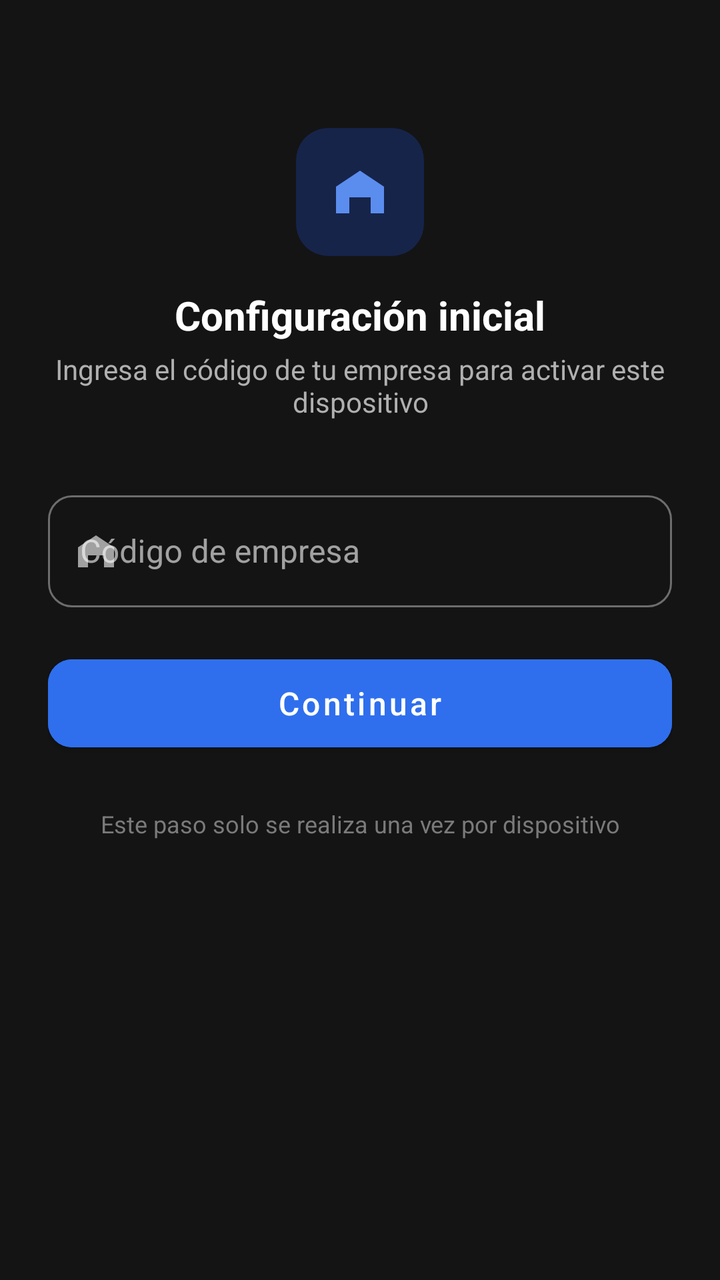
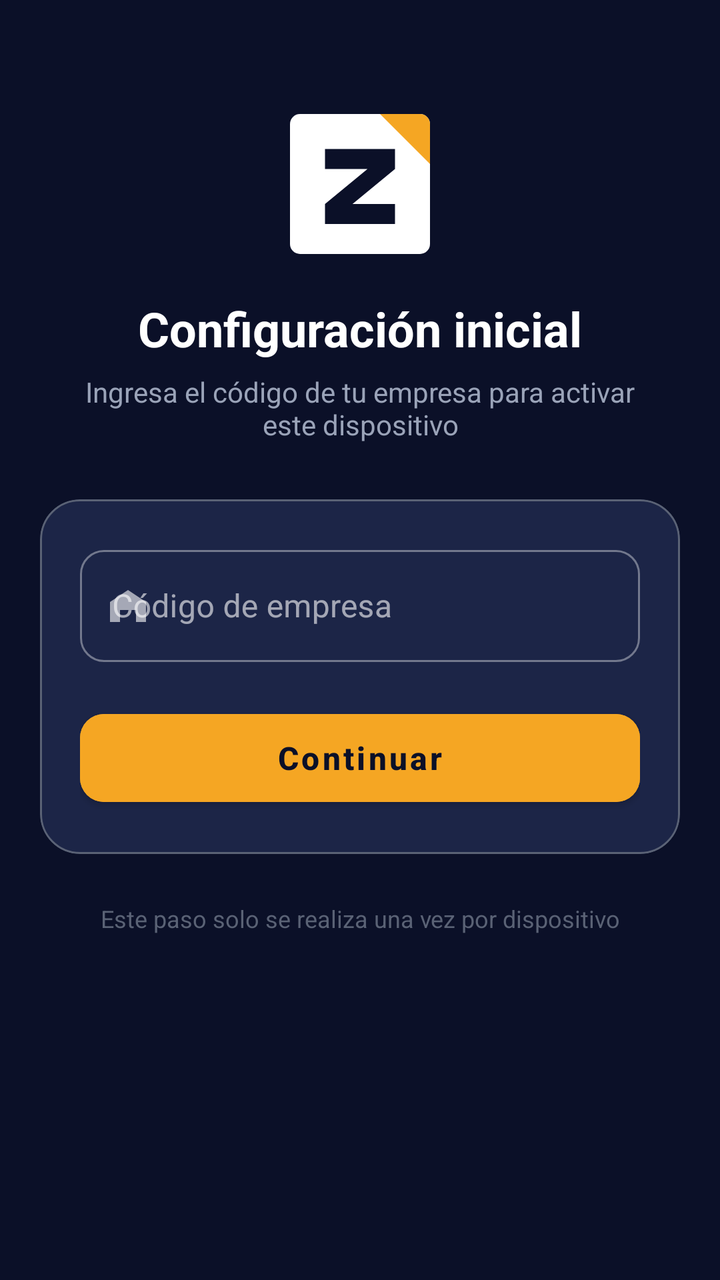

Before-and-after screenshots of an Android layout around one commit, followed by the original layout XML and the change that was made.
<!-- AndroidManifest.xml: application theme Theme.ERPBodega -->
<!-- res/layout/activity_setup.xml -->
<?xml version="1.0" encoding="utf-8"?>
<ScrollView xmlns:android="http://schemas.android.com/apk/res/android"
    xmlns:app="http://schemas.android.com/apk/res-auto"
    android:layout_width="match_parent"
    android:layout_height="match_parent"
    android:fillViewport="true"
    android:background="@color/surface_background">

    <androidx.constraintlayout.widget.ConstraintLayout
        android:layout_width="match_parent"
        android:layout_height="wrap_content"
        android:paddingHorizontal="24dp"
        android:paddingTop="64dp"
        android:paddingBottom="24dp">

        <com.google.android.material.card.MaterialCardView
            android:id="@+id/cardLogo"
            android:layout_width="64dp"
            android:layout_height="64dp"
            app:cardCornerRadius="16dp"
            app:cardBackgroundColor="@color/accent_container"
            app:cardElevation="0dp"
            app:layout_constraintTop_toTopOf="parent"
            app:layout_constraintStart_toStartOf="parent"
            app:layout_constraintEnd_toEndOf="parent">

            <ImageView
                android:layout_width="32dp"
                android:layout_height="32dp"
                android:layout_gravity="center"
                android:src="@drawable/ic_warehouse_24"
                app:tint="@color/accent_on_container"
                android:contentDescription="@string/app_logo_content_description" />
        </com.google.android.material.card.MaterialCardView>

        <TextView
            android:id="@+id/tvSetupTitle"
            android:layout_width="wrap_content"
            android:layout_height="wrap_content"
            android:layout_marginTop="16dp"
            android:text="@string/setup_title"
            android:textSize="20sp"
            android:textStyle="bold"
            android:textColor="@color/text_primary"
            app:layout_constraintTop_toBottomOf="@id/cardLogo"
            app:layout_constraintStart_toStartOf="parent"
            app:layout_constraintEnd_toEndOf="parent" />

        <TextView
            android:id="@+id/tvSetupSubtitle"
            android:layout_width="0dp"
            android:layout_height="wrap_content"
            android:layout_marginTop="4dp"
            android:gravity="center"
            android:text="@string/setup_subtitle"
            android:textSize="14sp"
            android:textColor="@color/text_secondary"
            app:layout_constraintTop_toBottomOf="@id/tvSetupTitle"
            app:layout_constraintStart_toStartOf="parent"
            app:layout_constraintEnd_toEndOf="parent" />

        <com.google.android.material.textfield.TextInputLayout
            android:id="@+id/tilCompanyCode"
            style="@style/Widget.MaterialComponents.TextInputLayout.OutlinedBox"
            android:layout_width="0dp"
            android:layout_height="wrap_content"
            android:layout_marginTop="32dp"
            android:hint="@string/setup_hint_company_code"
            app:boxCornerRadiusTopStart="12dp"
            app:boxCornerRadiusTopEnd="12dp"
            app:boxCornerRadiusBottomStart="12dp"
            app:boxCornerRadiusBottomEnd="12dp"
            app:startIconDrawable="@drawable/ic_warehouse_24"
            app:layout_constraintTop_toBottomOf="@id/tvSetupSubtitle"
            app:layout_constraintStart_toStartOf="parent"
            app:layout_constraintEnd_toEndOf="parent">

            <com.google.android.material.textfield.TextInputEditText
                android:id="@+id/etCompanyCode"
                android:layout_width="match_parent"
                android:layout_height="56dp"
                android:textSize="16sp"
                android:inputType="textCapCharacters"
                android:imeOptions="actionDone" />
        </com.google.android.material.textfield.TextInputLayout>

        <com.google.android.material.button.MaterialButton
            android:id="@+id/btnConfirmSetup"
            android:layout_width="0dp"
            android:layout_height="56dp"
            android:layout_marginTop="20dp"
            android:text="@string/setup_button_confirm"
            android:textSize="16sp"
            android:textAllCaps="false"
            android:textColor="@color/on_accent"
            android:backgroundTint="@color/accent_fill"
            app:cornerRadius="12dp"
            app:layout_constraintTop_toBottomOf="@id/tilCompanyCode"
            app:layout_constraintStart_toStartOf="parent"
            app:layout_constraintEnd_toEndOf="parent" />

        <ProgressBar
            android:id="@+id/progressSetup"
            android:layout_width="24dp"
            android:layout_height="24dp"
            android:layout_marginTop="16dp"
            android:visibility="gone"
            app:layout_constraintTop_toBottomOf="@id/btnConfirmSetup"
            app:layout_constraintStart_toStartOf="parent"
            app:layout_constraintEnd_toEndOf="parent" />

        <TextView
            android:id="@+id/tvSetupError"
            android:layout_width="0dp"
            android:layout_height="wrap_content"
            android:layout_marginTop="12dp"
            android:textSize="13sp"
            android:textColor="@color/text_danger"
            android:gravity="center"
            android:visibility="gone"
            app:layout_constraintTop_toBottomOf="@id/progressSetup"
            app:layout_constraintStart_toStartOf="parent"
            app:layout_constraintEnd_toEndOf="parent" />

        <TextView
            android:id="@+id/tvSetupNote"
            android:layout_width="0dp"
            android:layout_height="wrap_content"
            android:layout_marginTop="24dp"
            android:gravity="center"
            android:text="@string/setup_note"
            android:textSize="12sp"
            android:textColor="@color/text_muted"
            app:layout_constraintTop_toBottomOf="@id/tvSetupError"
            app:layout_constraintStart_toStartOf="parent"
            app:layout_constraintEnd_toEndOf="parent" />

    </androidx.constraintlayout.widget.ConstraintLayout>
</ScrollView>
<!-- resources referenced by this layout -->
<resources>
  <color name="accent_container">#16244A</color>
  <color name="accent_fill">#2F6FED</color>
  <color name="accent_on_container">#5B8DEF</color>
  <color name="on_accent">#FFFFFF</color>
  <color name="surface_background">#141414</color>
  <color name="text_danger">#FF6B6B</color>
  <color name="text_muted">#7A7A7A</color>
  <color name="text_primary">#FFFFFF</color>
  <color name="text_secondary">#B0B0B0</color>
  <!-- drawable ic_warehouse_24 (drawable) -->
  <?xml version="1.0" encoding="utf-8"?>
  <vector xmlns:android="http://schemas.android.com/apk/res/android"
      android:width="24dp"
      android:height="24dp"
      android:viewportWidth="24"
      android:viewportHeight="24"
      android:tint="?attr/colorControlNormal">
      <path
          android:fillColor="#FF000000"
          android:pathData="M3,10L12,4L21,10V20H16V14H8V20H3V10Z" />
  </vector>
  <string name="app_logo_content_description">Logo de ERP Bodega</string>
  <string name="setup_button_confirm">Continuar</string>
  <string name="setup_hint_company_code">Código de empresa</string>
  <string name="setup_note">Este paso solo se realiza una vez por dispositivo</string>
  <string name="setup_subtitle">Ingresa el código de tu empresa para activar este dispositivo</string>
  <string name="setup_title">Configuración inicial</string>
  <style name="Theme.ERPBodega" parent="Theme.MaterialComponents.NoActionBar">
          <item name="colorPrimary">@color/accent_fill</item>
          <item name="colorPrimaryVariant">@color/accent_fill</item>
          <item name="colorOnPrimary">@color/on_accent</item>
  
          <item name="colorSecondary">@color/accent_fill</item>
          <item name="colorSecondaryVariant">@color/accent_fill</item>
          <item name="colorOnSecondary">@color/on_accent</item>
  
          
          <item name="colorSurface">@color/surface_input</item>
          <item name="colorOnSurface">@color/text_primary</item>
          <item name="colorOnBackground">@color/text_primary</item>
          <item name="android:textColorHint">@color/text_secondary</item>
  
          <item name="android:windowBackground">@color/surface_background</item>
          <item name="android:statusBarColor">@color/surface_background</item>
          <item name="android:windowLightStatusBar" tools:targetApi="m">false</item>
      </style>
  <color name="surface_input">#1A1A1A</color>
</resources>

<!-- the commit's change to res/layout/activity_setup.xml (unified diff, before → after) -->
@@ -1,6 +1,7 @@
 <?xml version="1.0" encoding="utf-8"?>
 <ScrollView xmlns:android="http://schemas.android.com/apk/res/android"
     xmlns:app="http://schemas.android.com/apk/res-auto"
+    xmlns:tools="http://schemas.android.com/tools"
     android:layout_width="match_parent"
     android:layout_height="match_parent"
     android:fillViewport="true"
@@ -9,29 +10,19 @@
     <androidx.constraintlayout.widget.ConstraintLayout
         android:layout_width="match_parent"
         android:layout_height="wrap_content"
-        android:paddingHorizontal="24dp"
-        android:paddingTop="64dp"
-        android:paddingBottom="24dp">
+        android:padding="20dp">
 
-        <com.google.android.material.card.MaterialCardView
-            android:id="@+id/cardLogo"
-            android:layout_width="64dp"
-            android:layout_height="64dp"
-            app:cardCornerRadius="16dp"
-            app:cardBackgroundColor="@color/accent_container"
-            app:cardElevation="0dp"
+        
+        <ImageView
+            android:id="@+id/imgZenithLogo"
+            android:layout_width="80dp"
+            android:layout_height="80dp"
+            android:layout_marginTop="32dp"
+            android:src="@drawable/ic_zenith_logo"
+            android:contentDescription="@string/app_logo_content_description"
             app:layout_constraintTop_toTopOf="parent"
             app:layout_constraintStart_toStartOf="parent"
-            app:layout_constraintEnd_toEndOf="parent">
-
-            <ImageView
-                android:layout_width="32dp"
-                android:layout_height="32dp"
-                android:layout_gravity="center"
-                android:src="@drawable/ic_warehouse_24"
-                app:tint="@color/accent_on_container"
-                android:contentDescription="@string/app_logo_content_description" />
-        </com.google.android.material.card.MaterialCardView>
+            app:layout_constraintEnd_toEndOf="parent" />
 
         <TextView
             android:id="@+id/tvSetupTitle"
@@ -39,10 +30,10 @@
             android:layout_height="wrap_content"
             android:layout_marginTop="16dp"
             android:text="@string/setup_title"
-            android:textSize="20sp"
+            android:textSize="24sp"
             android:textStyle="bold"
             android:textColor="@color/text_primary"
-            app:layout_constraintTop_toBottomOf="@id/cardLogo"
+            app:layout_constraintTop_toBottomOf="@id/imgZenithLogo"
             app:layout_constraintStart_toStartOf="parent"
             app:layout_constraintEnd_toEndOf="parent" />
 
@@ -50,7 +41,8 @@
             android:id="@+id/tvSetupSubtitle"
             android:layout_width="0dp"
             android:layout_height="wrap_content"
-            android:layout_marginTop="4dp"
+            android:layout_marginTop="6dp"
+            android:layout_marginHorizontal="20dp"
             android:gravity="center"
             android:text="@string/setup_subtitle"
             android:textSize="14sp"
@@ -59,68 +51,82 @@
             app:layout_constraintStart_toStartOf="parent"
             app:layout_constraintEnd_toEndOf="parent" />
 
-        <com.google.android.material.textfield.TextInputLayout
-            android:id="@+id/tilCompanyCode"
-            style="@style/Widget.MaterialComponents.TextInputLayout.OutlinedBox"
+        
+        <com.google.android.material.card.MaterialCardView
+            android:id="@+id/cardSetupForm"
             android:layout_width="0dp"
             android:layout_height="wrap_content"
-            android:layout_marginTop="32dp"
-            android:hint="@string/setup_hint_company_code"
-            app:boxCornerRadiusTopStart="12dp"
-            app:boxCornerRadiusTopEnd="12dp"
-            app:boxCornerRadiusBottomStart="12dp"
-            app:boxCornerRadiusBottomEnd="12dp"
-            app:startIconDrawable="@drawable/ic_warehouse_24"
+            android:layout_marginTop="28dp"
+            app:cardCornerRadius="20dp"
+            app:cardElevation="0dp"
+            app:cardBackgroundColor="@color/surface_input"
+            app:strokeWidth="1dp"
+            app:strokeColor="@color/input_border"
             app:layout_constraintTop_toBottomOf="@id/tvSetupSubtitle"
             app:layout_constraintStart_toStartOf="parent"
             app:layout_constraintEnd_toEndOf="parent">
 
-            <com.google.android.material.textfield.TextInputEditText
-                android:id="@+id/etCompanyCode"
+            <LinearLayout
                 android:layout_width="match_parent"
-                android:layout_height="56dp"
-                android:textSize="16sp"
-                android:inputType="textCapCharacters"
-                android:imeOptions="actionDone" />
-        </com.google.android.material.textfield.TextInputLayout>
+                android:layout_height="wrap_content"
+                android:orientation="vertical"
+                android:padding="20dp">
 
-        <com.google.android.material.button.MaterialButton
-            android:id="@+id/btnConfirmSetup"
-            android:layout_width="0dp"
-            android:layout_height="56dp"
-            android:layout_marginTop="20dp"
-            android:text="@string/setup_button_confirm"
-            android:textSize="16sp"
-            android:textAllCaps="false"
-            android:textColor="@color/on_accent"
-            android:backgroundTint="@color/accent_fill"
-            app:cornerRadius="12dp"
-            app:layout_constraintTop_toBottomOf="@id/tilCompanyCode"
-            app:layout_constraintStart_toStartOf="parent"
-            app:layout_constraintEnd_toEndOf="parent" />
+                <com.google.android.material.textfield.TextInputLayout
+                    android:id="@+id/tilCompanyCode"
+                    style="@style/Widget.MaterialComponents.TextInputLayout.OutlinedBox"
+                    android:layout_width="match_parent"
+                    android:layout_height="wrap_content"
+                    android:hint="@string/setup_hint_company_code"
+                    app:boxCornerRadiusTopStart="12dp"
+                    app:boxCornerRadiusTopEnd="12dp"
+                    app:boxCornerRadiusBottomStart="12dp"
+                    app:boxCornerRadiusBottomEnd="12dp"
+                    app:startIconDrawable="@drawable/ic_warehouse_24">
 
-        <ProgressBar
-            android:id="@+id/progressSetup"
-            android:layout_width="24dp"
-            android:layout_height="24dp"
-            android:layout_marginTop="16dp"
-            android:visibility="gone"
-            app:layout_constraintTop_toBottomOf="@id/btnConfirmSetup"
-            app:layout_constraintStart_toStartOf="parent"
-            app:layout_constraintEnd_toEndOf="parent" />
+                    <com.google.android.material.textfield.TextInputEditText
+                        android:id="@+id/etCompanyCode"
+                        android:layout_width="match_parent"
+                        android:layout_height="56dp"
+                        android:textSize="16sp"
+                        android:inputType="textCapCharacters"
+                        android:imeOptions="actionDone" />
+                </com.google.android.material.textfield.TextInputLayout>
 
-        <TextView
-            android:id="@+id/tvSetupError"
-            android:layout_width="0dp"
-            android:layout_height="wrap_content"
-            android:layout_marginTop="12dp"
-            android:textSize="13sp"
-            android:textColor="@color/text_danger"
-            android:gravity="center"
-            android:visibility="gone"
-            app:layout_constraintTop_toBottomOf="@id/progressSetup"
-            app:layout_constraintStart_toStartOf="parent"
-            app:layout_constraintEnd_toEndOf="parent" />
+                <com.google.android.material.button.MaterialButton
+                    android:id="@+id/btnConfirmSetup"
+                    android:layout_width="match_parent"
+                    android:layout_height="56dp"
+                    android:layout_marginTop="20dp"
+                    android:text="@string/setup_button_confirm"
+                    android:textSize="16sp"
+                    android:textStyle="bold"
+                    android:textAllCaps="false"
+                    android:textColor="@color/on_accent"
+                    android:backgroundTint="@color/accent_fill"
+                    app:cornerRadius="12dp" />
+
+                <ProgressBar
+                    android:id="@+id/progressSetup"
+                    android:layout_width="24dp"
+                    android:layout_height="24dp"
+                    android:layout_gravity="center"
+                    android:layout_marginTop="16dp"
+                    android:visibility="gone" />
+
+                <TextView
+                    android:id="@+id/tvSetupError"
+                    android:layout_width="match_parent"
+                    android:layout_height="wrap_content"
+                    android:layout_marginTop="12dp"
+                    android:textSize="13sp"
+                    android:textColor="@color/text_danger"
+                    android:gravity="center"
+                    android:visibility="gone" />
+
+            </LinearLayout>
+
+        </com.google.android.material.card.MaterialCardView>
 
         <TextView
             android:id="@+id/tvSetupNote"
@@ -131,7 +137,7 @@
             android:text="@string/setup_note"
             android:textSize="12sp"
             android:textColor="@color/text_muted"
-            app:layout_constraintTop_toBottomOf="@id/tvSetupError"
+            app:layout_constraintTop_toBottomOf="@id/cardSetupForm"
             app:layout_constraintStart_toStartOf="parent"
             app:layout_constraintEnd_toEndOf="parent" />
 
<!-- resource entries referenced after the edit -->
@@ -1,14 +1,13 @@
 <!-- resources referenced by this layout -->
 <resources>
-  <color name="accent_container">#16244A</color>
-  <color name="accent_fill">#2F6FED</color>
-  <color name="accent_on_container">#5B8DEF</color>
-  <color name="on_accent">#FFFFFF</color>
-  <color name="surface_background">#141414</color>
+  <color name="accent_fill">#F5A623</color>
+  <color name="input_border">#5A6275</color>
+  <color name="on_accent">#0B1028</color>
+  <color name="surface_background">#0B1028</color>
   <color name="text_danger">#FF6B6B</color>
-  <color name="text_muted">#7A7A7A</color>
+  <color name="text_muted">#5A6275</color>
   <color name="text_primary">#FFFFFF</color>
-  <color name="text_secondary">#B0B0B0</color>
+  <color name="text_secondary">#9AA3B8</color>
   <!-- drawable ic_warehouse_24 (drawable) -->
   <?xml version="1.0" encoding="utf-8"?>
   <vector xmlns:android="http://schemas.android.com/apk/res/android"
@@ -20,6 +19,29 @@
       <path
           android:fillColor="#FF000000"
           android:pathData="M3,10L12,4L21,10V20H16V14H8V20H3V10Z" />
+  </vector>
+  <!-- drawable ic_zenith_logo (drawable) -->
+  <vector xmlns:android="http://schemas.android.com/apk/res/android"
+      android:width="64dp"
+      android:height="64dp"
+      android:viewportWidth="64"
+      android:viewportHeight="64">
+  
+      
+      <path
+          android:fillColor="#FFFFFF"
+          android:pathData="M8,4 L56,4 A4,4 0 0,1 60,8 L60,56 A4,4 0 0,1 56,60 L8,60 A4,4 0 0,1 4,56 L4,8 A4,4 0 0,1 8,4 Z" />
+  
+      
+      <path
+          android:fillColor="#F5A623"
+          android:pathData="M40,4 L56,4 A4,4 0 0,1 60,8 L60,24 Z" />
+  
+      
+      <path
+          android:fillColor="#0B1028"
+          android:pathData="M18,18 L46,18 L46,26 L29,40 L46,40 L46,48 L18,48 L18,40 L35,26 L18,26 Z" />
+  
   </vector>
   <string name="app_logo_content_description">Logo de ERP Bodega</string>
   <string name="setup_button_confirm">Continuar</string>
@@ -46,6 +68,6 @@
           <item name="android:statusBarColor">@color/surface_background</item>
           <item name="android:windowLightStatusBar" tools:targetApi="m">false</item>
       </style>
-  <color name="surface_input">#1A1A1A</color>
+  <color name="surface_input">#1C2547</color>
 </resources>
 
